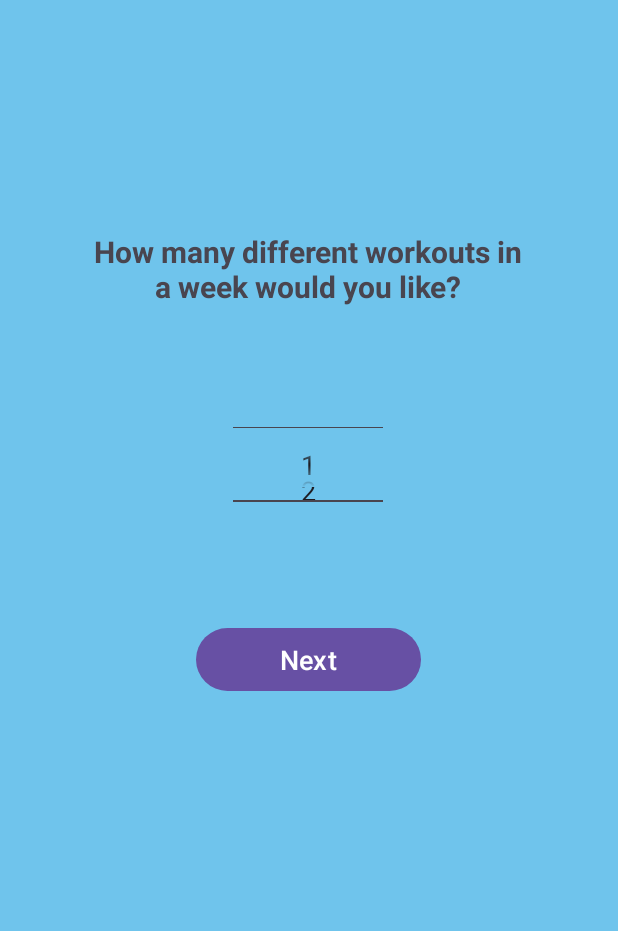
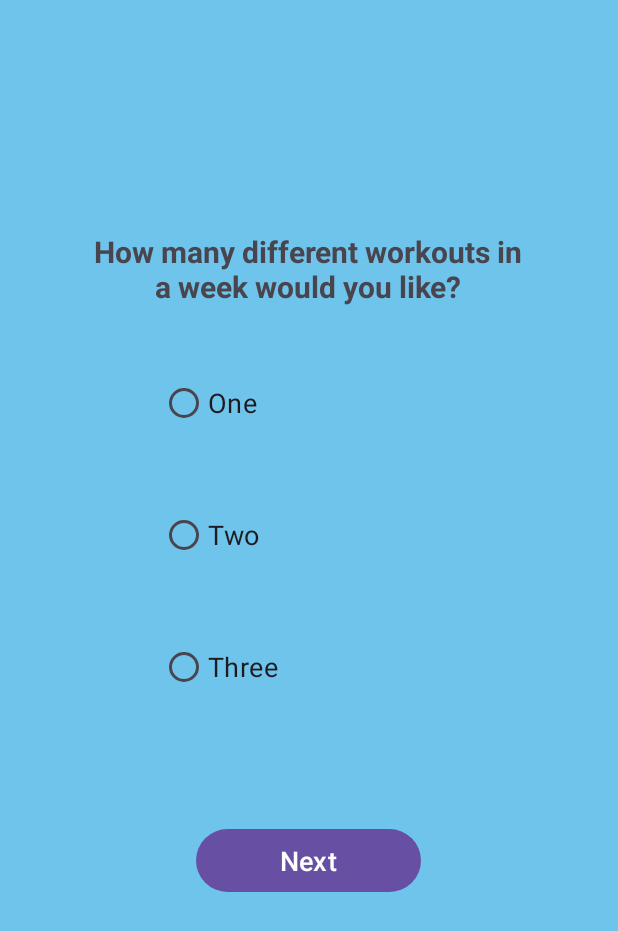
Before and after one commit to EricWou/WouFit, an Android app: the fragment Freq_Fragment placed in its activity, on a phone screen of 412 x 824 dp. Shown: the top 931 px of the screen. Run offline under Robolectric (Android 15) with nearby library versions, the phone set to English and light mode, and no system bars; our stand-ins replace Firebase (no records; nobody signed in at launch, a user with empty details on screens opened directly); 3 statements that could not run were skipped.

```diff
--- a/app/src/main/java/com/example/woufit/initializationfragments/Duration_Fragment.java
+++ b/app/src/main/java/com/example/woufit/initializationfragments/Duration_Fragment.java
@@ -233,6 +233,7 @@ public class Duration_Fragment extends Fragment {
         List<Exercises> list = new ArrayList<>();
     }
 
+    //for running the database operations on a background thread
     public void execute(Runnable command) {
         Thread thread = new Thread(command);
         thread.start();
--- a/app/src/main/java/com/example/woufit/initializationfragments/Freq_Fragment.java
+++ b/app/src/main/java/com/example/woufit/initializationfragments/Freq_Fragment.java
@@ -4,6 +4,9 @@ import android.os.Bundle;
 import android.view.View;
 import android.widget.Button;
 import android.widget.NumberPicker;
+import android.widget.RadioButton;
+import android.widget.RadioGroup;
+import android.widget.Toast;
 
 import androidx.annotation.NonNull;
 import androidx.annotation.Nullable;
@@ -15,7 +18,11 @@ import com.example.woufit.model.Users;
 
 public class Freq_Fragment extends Fragment {
 
-    private NumberPicker freqFragmentNumberPicker;
+    //private NumberPicker freqFragmentNumberPicker;
+    private RadioGroup freqFragmentRadioGroup;
+    private RadioButton freqFirstRadioButton;
+    private RadioButton freqSecondRadioButton;
+    private RadioButton freqThirdRadioButton;
     private Button freqFragmentNextButton;
     private Users currentUser;
     private String userID;
@@ -36,14 +43,29 @@ public class Freq_Fragment extends Fragment {
 
         findViews(view);
 
+        /*
         //setting min and max values for the Number Picker
         freqFragmentNumberPicker.setMinValue(1);
         freqFragmentNumberPicker.setMaxValue(3);
         //freqFragmentNumberPicker.setWrapSelectorWheel(false); - doesn't work?
+         */
 
         freqFragmentNextButton.setOnClickListener(v -> {
 
-            preferences.setFreqPerWeek(freqFragmentNumberPicker.getValue());
+            //preferences.setFreqPerWeek(freqFragmentNumberPicker.getValue());
+
+            if (freqFragmentRadioGroup.getCheckedRadioButtonId() == -1) {
+                Toast.makeText(getContext(), "Please select one of the options" ,
+                        Toast.LENGTH_SHORT).show();
+            }
+            else {
+                if (freqFirstRadioButton.isChecked()) {
+                    preferences.setFreqPerWeek(1);
+                } else if (freqSecondRadioButton.isChecked()) {
+                    preferences.setFreqPerWeek(2);
+                } else if (freqThirdRadioButton.isChecked()) {
+                    preferences.setFreqPerWeek(3);
+                }
 
                 //sending along both user details and updated preferences
                 Bundle bundle = new Bundle();
@@ -62,12 +84,18 @@ public class Freq_Fragment extends Fragment {
                         )
                         .replace(R.id.initialization_fragment_container, Duration_Fragment.class, bundle)
                         .commit();
+            }
         });
+
 
     }
 
     private void findViews(View view) {
-        freqFragmentNumberPicker = view.findViewById(R.id.freq_fragment_number_picker);
+        //freqFragmentNumberPicker = view.findViewById(R.id.freq_fragment_number_picker);
+        freqFragmentRadioGroup = view.findViewById(R.id.freq_fragment_radio_group);
+        freqFirstRadioButton = view.findViewById(R.id.freq_first_radio_button);
+        freqSecondRadioButton = view.findViewById(R.id.freq_second_radio_button);
+        freqThirdRadioButton = view.findViewById(R.id.freq_third_radio_button);
         freqFragmentNextButton = view.findViewById(R.id.freq_fragment_next_button);
     }
 }
--- /dev/null
+++ b/app/src/main/res/drawable/arrow_down.xml
@@ -0,0 +1,5 @@
+<vector xmlns:android="http://schemas.android.com/apk/res/android" android:height="36dp" android:tint="#000000" android:viewportHeight="24" android:viewportWidth="24" android:width="36dp">
+
+    <path android:fillColor="@android:color/white" android:pathData="M16.59,8.59L12,13.17 7.41,8.59 6,10l6,6 6,-6z"/>
+
+</vector>
--- /dev/null
+++ b/app/src/main/res/drawable/arrow_left.xml
@@ -0,0 +1,5 @@
+<vector xmlns:android="http://schemas.android.com/apk/res/android" android:height="36dp" android:tint="#000000" android:viewportHeight="24" android:viewportWidth="24" android:width="36dp">
+
+    <path android:fillColor="@android:color/white" android:pathData="M15.41,7.41L14,6l-6,6 6,6 1.41,-1.41L10.83,12z"/>
+
+</vector>
--- /dev/null
+++ b/app/src/main/res/drawable/arrow_right.xml
@@ -0,0 +1,5 @@
+<vector xmlns:android="http://schemas.android.com/apk/res/android" android:height="36dp" android:tint="#000000" android:viewportHeight="24" android:viewportWidth="24" android:width="36dp">
+
+    <path android:fillColor="@android:color/white" android:pathData="M10,6L8.59,7.41 13.17,12l-4.58,4.59L10,18l6,-6z"/>
+
+</vector>
--- a/app/src/main/res/layout/init_freq_fragment.xml
+++ b/app/src/main/res/layout/init_freq_fragment.xml
@@ -21,6 +21,7 @@
         app:layout_constraintTop_toTopOf="parent"
         app:layout_constraintVertical_bias="0.199" />
 
+    <!--
     <NumberPicker
         android:id="@+id/freq_fragment_number_picker"
         android:layout_width="100dp"
@@ -32,6 +33,43 @@
         app:layout_constraintHorizontal_bias="0.498"
         app:layout_constraintStart_toStartOf="parent"
         app:layout_constraintTop_toBottomOf="@+id/freq_fragment_title_text_view" />
+    -->
+
+    <RadioGroup
+        android:id="@+id/freq_fragment_radio_group"
+        android:layout_width="200dp"
+        android:layout_height="wrap_content"
+        android:orientation="vertical"
+        app:layout_constraintEnd_toEndOf="parent"
+        app:layout_constraintHorizontal_bias="0.502"
+        app:layout_constraintStart_toStartOf="parent"
+        app:layout_constraintTop_toBottomOf="@+id/freq_fragment_title_text_view" >
+
+        <RadioButton
+            android:id="@+id/freq_first_radio_button"
+            android:layout_width="200dp"
+            android:layout_height="wrap_content"
+            android:layout_marginTop="40dp"
+            android:text="@string/freq_first_radio_button"
+            android:textSize="18sp" />
+
+        <RadioButton
+            android:id="@+id/freq_second_radio_button"
+            android:layout_width="200dp"
+            android:layout_height="wrap_content"
+            android:layout_marginTop="40dp"
+            android:text="@string/freq_second_radio_button"
+            android:textSize="18sp"/>
+
+        <RadioButton
+            android:id="@+id/freq_third_radio_button"
+            android:layout_width="200dp"
+            android:layout_height="wrap_content"
+            android:layout_marginTop="40dp"
+            android:text="@string/freq_third_radio_button"
+            android:textSize="18sp"/>
+
+    </RadioGroup>
 
     <Button
         android:id="@+id/freq_fragment_next_button"
@@ -43,7 +81,7 @@
         app:layout_constraintEnd_toEndOf="parent"
         app:layout_constraintHorizontal_bias="0.498"
         app:layout_constraintStart_toStartOf="parent"
-        app:layout_constraintTop_toBottomOf="@+id/freq_fragment_number_picker" />
+        app:layout_constraintTop_toBottomOf="@+id/freq_fragment_radio_group" />
 
 
 </androidx.constraintlayout.widget.ConstraintLayout>
--- a/app/src/main/res/values/strings_account_initialization.xml
+++ b/app/src/main/res/values/strings_account_initialization.xml
@@ -13,6 +13,10 @@
 
     //freq_fragment
     <string name="freq_fragment_title_text_view">How many different workouts in a week would you like?</string>
+    <string name="freq_first_radio_button">One</string>
+    <string name="freq_second_radio_button">Two</string>
+    <string name="freq_third_radio_button">Three</string>
+
 
     //duration_fragment
     <string name="duration_fragment_title_text_view">How long would you like each workout to be?</string>
@@ -24,4 +28,6 @@
     <string name="next_button">Next</string>
     <string name="save_preferences_button">Finish and save preferences</string>
 
+
+
 </resources>
--- a/app/src/main/res/values/strings_main.xml
+++ b/app/src/main/res/values/strings_main.xml
@@ -6,6 +6,8 @@
     <string name="main_workout_textView"></string>
     <string name="next_workout_button">Next Workout</string>
     <string name="inspirational_title_textView">Inspirational quote of the day</string>
-
+    <string name="main_item_exercise_textView"> </string>
+    <string name="main_workout_title_textView"> </string>
+    <string name="main_exercise_textView"> </string>
 
 </resources>
```
Also changed, not shown: app/src/main/java/com/example/woufit/ExerciseAdapter.java (added, +57 -0 lines), app/src/main/java/com/example/woufit/MainActivity.java (+20 -33 lines), app/src/main/java/com/example/woufit/WorkoutAdapter.java (added, +135 -0 lines), app/src/main/res/layout/activity_main.xml (+44 -10 lines), app/src/main/res/layout/main_item_exercise.xml (added, +19 -0 lines), app/src/main/res/layout/main_item_workout.xml (added, +29 -0 lines). Lines whose indentation alone changed are shown as unchanged.
